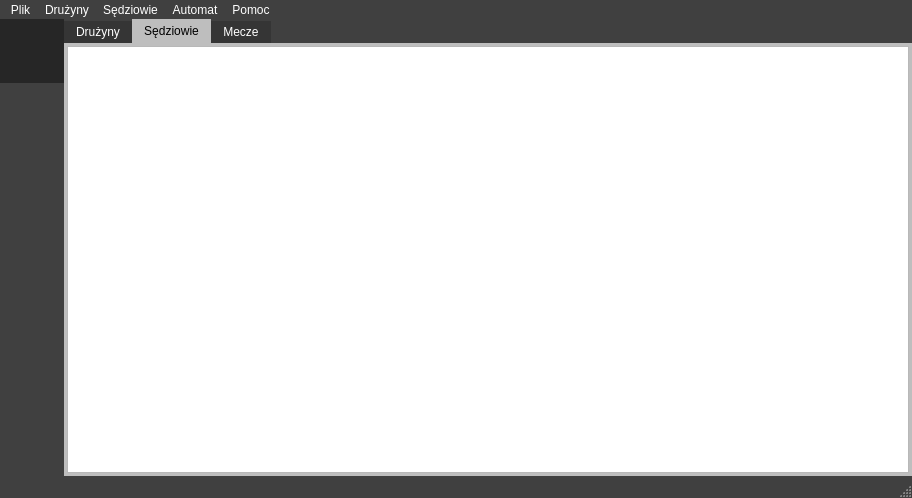
Qt form ui/competitionmanager.ui (Arquanite/ProjektPO) before a commit.
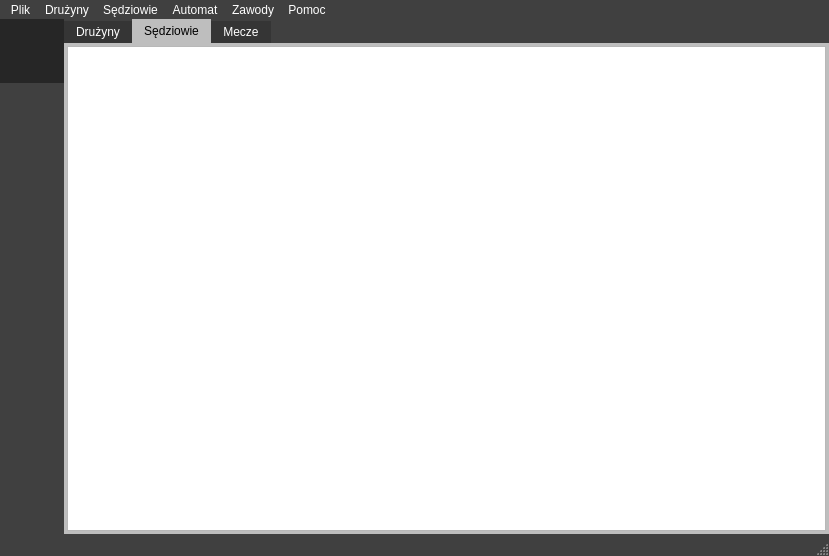
The same form after that commit. The open tabs and pages were chosen to show the change. Icons and pictures are not drawn.

```diff
--- a/ui/competitionmanager.ui
+++ b/ui/competitionmanager.ui
@@ -6,8 +6,8 @@
    <rect>
     <x>0</x>
     <y>0</y>
-    <width>912</width>
-    <height>498</height>
+    <width>829</width>
+    <height>556</height>
    </rect>
   </property>
   <property name="windowTitle">
@@ -402,7 +402,7 @@
     <rect>
      <x>0</x>
      <y>0</y>
-     <width>912</width>
+     <width>829</width>
      <height>29</height>
     </rect>
    </property>
@@ -475,10 +475,19 @@
     <addaction name="actionWygeneruj_Sedziow"/>
     <addaction name="actionRozegraj_Mecze"/>
    </widget>
+   <widget class="QMenu" name="menuZawody">
+    <property name="title">
+     <string>Zawody</string>
+    </property>
+    <addaction name="actionStan"/>
+    <addaction name="actionZaplanuj_spotkania"/>
+    <addaction name="actionNastepny_etap"/>
+   </widget>
    <addaction name="menuFile"/>
    <addaction name="menuDruzyny"/>
    <addaction name="menuSedziowie"/>
    <addaction name="menuAutomat"/>
+   <addaction name="menuZawody"/>
    <addaction name="menuPomoc"/>
   </widget>
   <widget class="QStatusBar" name="statusBar">
```
Left out of the diff: 22 changed lines with no effect on the pictures.
